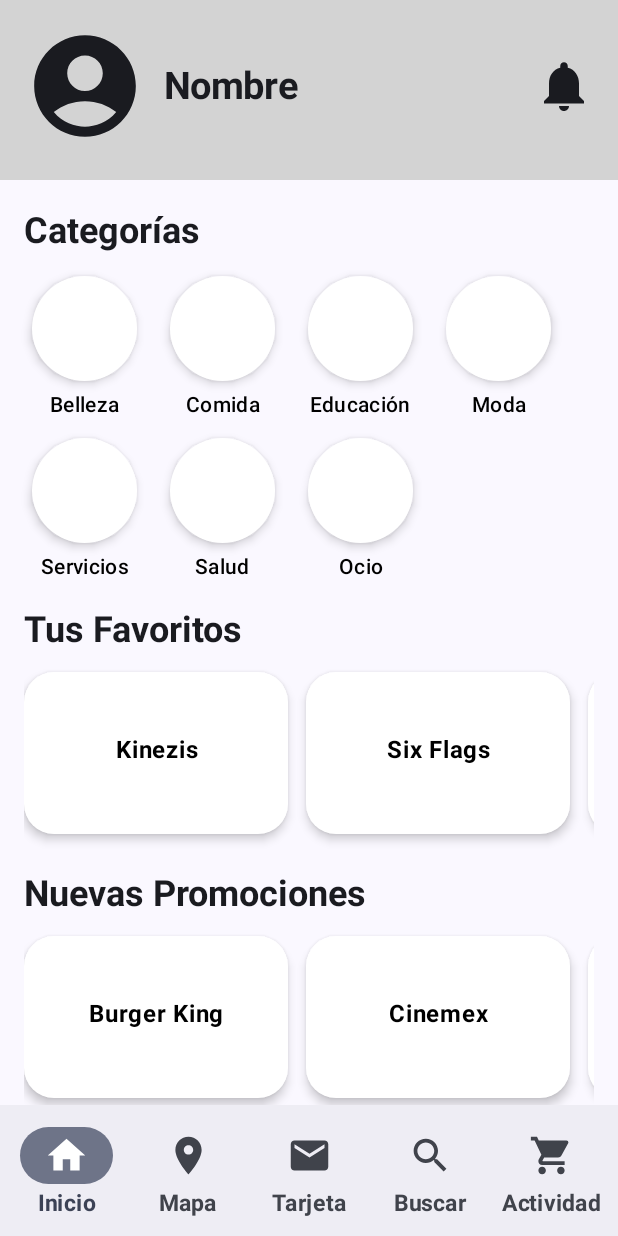
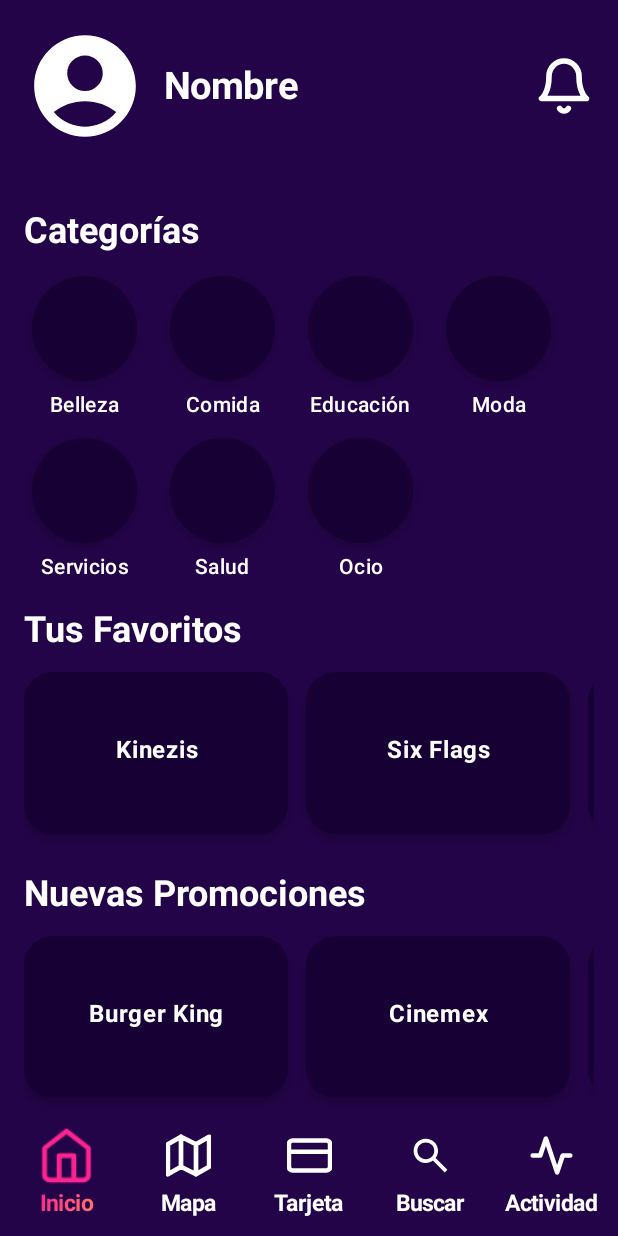
Before and after one commit to FernandaPat/BeneficioApp, an Android app built with Jetpack Compose: the screen it shows after launch (MainActivity), on a phone screen of 412 x 824 dp. Run offline under Robolectric (Android 15) with nearby library versions, the phone set to English and light mode, and no system bars; 1 statement that could not run was skipped.

Commit message:
Iconos y colores Home-Page

```diff
--- a/app/src/main/java/mx/mfpp/beneficioapp/view/InicioPage.kt
+++ b/app/src/main/java/mx/mfpp/beneficioapp/view/InicioPage.kt
@@ -1,5 +1,6 @@
 package mx.mfpp.beneficioapp.view
 
+import mx.mfpp.beneficioapp.R
 import androidx.compose.foundation.background
 import androidx.compose.foundation.layout.Arrangement
 import androidx.compose.foundation.layout.Box
@@ -18,7 +19,6 @@ import androidx.compose.foundation.shape.RoundedCornerShape
 import androidx.compose.foundation.verticalScroll
 import androidx.compose.material.icons.Icons
 import androidx.compose.material.icons.filled.AccountCircle
-import androidx.compose.material.icons.filled.Notifications
 import androidx.compose.material3.Card
 import androidx.compose.material3.CardDefaults
 import androidx.compose.material3.ExperimentalMaterial3Api
@@ -31,6 +31,7 @@ import androidx.compose.runtime.Composable
 import androidx.compose.ui.Alignment
 import androidx.compose.ui.Modifier
 import androidx.compose.ui.graphics.Color
+import androidx.compose.ui.res.painterResource
 import androidx.compose.ui.text.font.FontWeight
 import androidx.compose.ui.text.style.TextAlign
 import androidx.compose.ui.tooling.preview.Preview
@@ -94,7 +95,8 @@ fun InicioPage(navController: NavController, modifier: Modifier = Modifier) {
         topBar = { HomeTopBar() }
     ) { paddingValues ->
         Column(
-            modifier = Modifier
+            modifier = Modifier.
+                background(Color(0xFF230448))
                 .fillMaxSize()
                 .padding(paddingValues)
                 .verticalScroll(rememberScrollState())
@@ -135,7 +137,8 @@ fun SeccionHorizontal(
             text = titulo,
             style = MaterialTheme.typography.headlineSmall.copy(
                 fontWeight = FontWeight.Bold,
-                fontSize = 24.sp
+                fontSize = 24.sp,
+                color = Color.White
             ),
             modifier = Modifier.padding(bottom = 12.dp)
         )
@@ -158,7 +161,7 @@ fun CardItemHorizontal(promocion: Promocion){
             .size(width = 176.dp, height = 108.dp),
         shape = RoundedCornerShape(20.dp),
         elevation = CardDefaults.cardElevation(defaultElevation = 4.dp),
-        colors = CardDefaults.cardColors(containerColor = Color.White)
+        colors = CardDefaults.cardColors(containerColor = Color(0xFF170033))
     ) {
         Box(
             modifier = Modifier
@@ -174,9 +177,9 @@ fun CardItemHorizontal(promocion: Promocion){
                     text = promocion.nombre,
                     style = MaterialTheme.typography.bodyLarge.copy(
                         fontWeight = FontWeight.Bold,
-                        fontSize = 16.sp
+                        fontSize = 16.sp,
                     ),
-                    color = Color.Black,
+                    color = Color.White,
                     textAlign = TextAlign.Center,
                     modifier = Modifier.padding(bottom = 4.dp)
                 )
@@ -208,7 +211,8 @@ fun Categorias() {
             text = "Categorías",
             style = MaterialTheme.typography.headlineMedium.copy(
                 fontWeight = FontWeight.Bold,
-                fontSize = 24.sp
+                fontSize = 24.sp,
+                color = Color.White
             ),
             modifier = Modifier.padding(bottom = 12.dp)
         )
@@ -235,12 +239,12 @@ fun Categorias() {
                         style = MaterialTheme.typography.bodyMedium.copy(
                             fontWeight = FontWeight.Medium,
                             fontSize = 14.sp,
-                            textAlign = TextAlign.Center
+                            textAlign = TextAlign.Center,
                         ),
                         modifier = Modifier
                             .padding(top = 6.dp)
                             .width(80.dp),
-                        color = Color.Black
+                        color = Color.White
                     )
                 }
             }
@@ -269,7 +273,7 @@ fun Categorias() {
                         modifier = Modifier
                             .padding(top = 6.dp)
                             .width(80.dp),
-                        color = Color.Black
+                        color = Color.White
                     )
                 }
             }
@@ -285,7 +289,7 @@ fun ItemCategoriaCirculo(categoria: Categoria) {
             .size(70.dp),
         shape = RoundedCornerShape(100.dp),
         elevation = CardDefaults.cardElevation(defaultElevation = 4.dp),
-        colors = CardDefaults.cardColors(containerColor = Color.White)
+        colors = CardDefaults.cardColors(containerColor = Color(0xFF170033))
     ) {
         Box(
             modifier = Modifier
@@ -306,7 +310,7 @@ fun HomeTopBar(modifier: Modifier = Modifier) {
         modifier = modifier
             .fillMaxWidth()
             .height(barHeight)
-            .background(Color(211,211,211))
+            .background(Color(0xF230448))
             .padding(bottom = 16.dp)
     ) {
         Row(
@@ -325,13 +329,16 @@ fun HomeTopBar(modifier: Modifier = Modifier) {
                     contentDescription = "Foto de perfil",
                     modifier = Modifier
                         .size(93.dp)
-                        .padding(end = 12.dp)
+                        .padding(end = 12.dp),
+                    tint = Color.White
                 )
                 Text(
                     text = "Nombre",
                     style = MaterialTheme.typography.headlineSmall.copy(
                         fontWeight = FontWeight.Bold,
-                        fontSize = 25.sp
+                        fontSize = 25.sp,
+                        color = Color.White
+
                     )
                 )
             }
@@ -343,10 +350,12 @@ fun HomeTopBar(modifier: Modifier = Modifier) {
                 modifier = Modifier.size(40.dp)
             ) {
                 Icon(
-                    imageVector = Icons.Default.Notifications,
+                    painter = painterResource(id = R.drawable.bell),
                     contentDescription = "Notificaciones",
-                    modifier = Modifier.size(40.dp)
+                    modifier = Modifier.size(40.dp),
+                    tint = Color.White
                 )
+
             }
         }
     }
--- a/app/src/main/java/mx/mfpp/beneficioapp/view/MainActivity.kt
+++ b/app/src/main/java/mx/mfpp/beneficioapp/view/MainActivity.kt
@@ -5,17 +5,29 @@ import androidx.activity.ComponentActivity
 import androidx.activity.compose.setContent
 import androidx.activity.enableEdgeToEdge
 import androidx.activity.viewModels
+import androidx.compose.animation.core.animateFloatAsState
+import androidx.compose.foundation.background
 import androidx.compose.foundation.layout.fillMaxSize
+import androidx.compose.foundation.layout.fillMaxWidth
+import androidx.compose.foundation.layout.height
 import androidx.compose.foundation.layout.padding
 import androidx.compose.foundation.layout.size
 import androidx.compose.material3.BottomAppBar
 import androidx.compose.material3.Icon
+import androidx.compose.material3.MaterialTheme
 import androidx.compose.material3.NavigationBarItem
+import androidx.compose.material3.NavigationBarItemDefaults
 import androidx.compose.material3.Scaffold
 import androidx.compose.material3.Text
 import androidx.compose.runtime.Composable
 import androidx.compose.runtime.getValue
 import androidx.compose.ui.Modifier
+import androidx.compose.ui.draw.drawWithCache
+import androidx.compose.ui.graphics.Brush
+import androidx.compose.ui.graphics.Color
+import androidx.compose.ui.graphics.graphicsLayer
+import androidx.compose.ui.res.painterResource
+import androidx.compose.ui.text.TextStyle
 import androidx.compose.ui.text.font.FontWeight
 import androidx.compose.ui.tooling.preview.Preview
 import androidx.compose.ui.unit.dp
@@ -84,43 +96,73 @@ fun AppNavHost(beneficioJovenVM: BeneficioJovenVM, navController: NavHostControl
 
 @Composable
 fun AppBottomBar(navController: NavHostController) {
-    BottomAppBar (
-        modifier = Modifier.size(width = 412.dp, height = 87.dp)
-    ){
+    BottomAppBar(
+        modifier = Modifier
+            .fillMaxWidth()
+            .height(87.dp),
+        containerColor = Color(0xFF230448) // morado
+    ) {
         val pilaNavegacion by navController.currentBackStackEntryAsState()
         val pantallaActual = pilaNavegacion?.destination
 
         Pantalla.listaPantallas.forEach { pantalla ->
+            val isSelected = pantallaActual?.route == pantalla.ruta
+
+            // Animación de escala para el icono
+            val scale by animateFloatAsState(targetValue = if (isSelected) 1.3f else 1f)
+
+            // Gradiente para el label
+            val gradientBrush = Brush.linearGradient(
+                colors = listOf(Color(0xFFFF2291), Color(0xFFFF7867))
+            )
+
             NavigationBarItem(
-                selected = pantallaActual?.route == pantalla.ruta,
+                selected = isSelected,
                 onClick = {
                     navController.navigate(pantalla.ruta) {
                         popUpTo(navController.graph.startDestinationId) {
                             saveState = true
                             inclusive = true
                         }
-
                         restoreState = true
                         launchSingleTop = true
                     }
+                },
+                icon = {
+                    Icon(
+                        painter = painterResource(id = pantalla.iconoResId),
+                        contentDescription = pantalla.etiqueta,
+                        modifier = Modifier
+                            .size(30.dp)
+                            .graphicsLayer { scaleX = scale; scaleY = scale },
+                        tint = if (isSelected) Color(0xFFFF2291) else Color.White
+                    )
                 },
                 label = {
                     Text(
                         pantalla.etiqueta,
                         fontSize = 15.sp,
-                        fontWeight = FontWeight.Bold) },
-                icon = {
-                    Icon(
-                        pantalla.icono,
-                        pantalla.etiqueta,
-                        modifier = Modifier.size(30.dp)
+                        fontWeight = FontWeight.Bold,
+                        style = if (isSelected) {
+                            TextStyle(brush = gradientBrush)
+                        } else {
+                            TextStyle(color = Color.White)
+                        }
                     )
                 },
-                alwaysShowLabel = true
+                alwaysShowLabel = true,
+                colors = NavigationBarItemDefaults.colors(
+                    selectedIconColor = Color.White, // se ignora
+                    unselectedIconColor = Color.White,
+                    selectedTextColor = Color.White, // se ignora
+                    unselectedTextColor = Color.White,
+                    indicatorColor = Color.Transparent
+                )
             )
         }
     }
 }
+
 
 @Preview(showBackground = true)
 @Composable
--- a/app/src/main/java/mx/mfpp/beneficioapp/view/Pantallas.kt
+++ b/app/src/main/java/mx/mfpp/beneficioapp/view/Pantallas.kt
@@ -1,46 +1,37 @@
 package mx.mfpp.beneficioapp.view
 
-import androidx.compose.material.icons.Icons
-import androidx.compose.material.icons.filled.Email
-import androidx.compose.material.icons.filled.Home
-import androidx.compose.material.icons.filled.LocationOn
-import androidx.compose.material.icons.filled.Search
-import androidx.compose.material.icons.filled.ShoppingCart
-import androidx.compose.ui.graphics.vector.ImageVector
-import kotlin.random.Random
+import mx.mfpp.beneficioapp.R
+import androidx.compose.ui.res.painterResource
 
 sealed class Pantalla(
     val ruta: String,
     val etiqueta: String,
-    val icono: ImageVector
-)
-{
-    companion object { // miembros estaticos
+    val iconoResId: Int
+) {
+    companion object {
+        val listaPantallas = listOf(
+            BeneficioJovenINICIO,
+            BeneficioJovenMAPA,
+            BeneficioJovenTARJETA,
+            BeneficioJovenBUSCAR,
+            BeneficioJovenACTIVIDAD
+        )
 
-        var listaPantallas = listOf(BeneficioJovenINICIO,
-                                    BeneficioJovenMAPA,
-                                    BeneficioJovenTARJETA,
-                                    BeneficioJovenBUSCAR,
-                                    BeneficioJovenACTIVIDAD)
         const val RUTA_INICIO_APP = "InicioPage"
         const val RUTA_MAPA_APP = "MapaPage"
         const val RUTA_TARJETA_APP = "Tarjeta"
         const val RUTA_BUSCAR_APP = "Buscar"
         const val RUTA_ACTIVIDAD_APP = "Actividad"
-
     }
 
-    data object BeneficioJovenINICIO:
-            Pantalla(RUTA_INICIO_APP, "Inicio", Icons.Default.Home)
-    data object BeneficioJovenMAPA:
-            Pantalla(RUTA_MAPA_APP, "Mapa", Icons.Default.LocationOn) // Cambiar Icono a un Mapa
-
-    data object BeneficioJovenTARJETA:
-            Pantalla(RUTA_TARJETA_APP, "Tarjeta", Icons.Default.Email) // Cambiar Icono a una Tarjeta
-
-    data object BeneficioJovenBUSCAR:
-            Pantalla(RUTA_BUSCAR_APP, "Buscar", Icons.Default.Search)
-
-    data object BeneficioJovenACTIVIDAD:
-            Pantalla(RUTA_ACTIVIDAD_APP, "Actividad", Icons.Default.ShoppingCart) // Cambiar Icono a el de Figma
+    object BeneficioJovenINICIO:
+        Pantalla(RUTA_INICIO_APP, "Inicio", R.drawable.home)
+    object BeneficioJovenMAPA:
+        Pantalla(RUTA_MAPA_APP, "Mapa", R.drawable.map)
+    object BeneficioJovenTARJETA:
+        Pantalla(RUTA_TARJETA_APP, "Tarjeta", R.drawable.credit_card)
+    object BeneficioJovenBUSCAR:
+        Pantalla(RUTA_BUSCAR_APP, "Buscar", R.drawable.search)
+    object BeneficioJovenACTIVIDAD:
+        Pantalla(RUTA_ACTIVIDAD_APP, "Actividad", R.drawable.activity)
 }
--- /dev/null
+++ b/app/src/main/res/drawable/activity.xml
@@ -0,0 +1,13 @@
+<vector xmlns:android="http://schemas.android.com/apk/res/android"
+    android:width="24dp"
+    android:height="24dp"
+    android:viewportWidth="24"
+    android:viewportHeight="24">
+  <path
+      android:pathData="M22,12H18L15,21L9,3L6,12H2"
+      android:strokeLineJoin="round"
+      android:strokeWidth="2.5"
+      android:fillColor="#00000000"
+      android:strokeColor="#ffffff"
+      android:strokeLineCap="round"/>
+</vector>
--- /dev/null
+++ b/app/src/main/res/drawable/bell.xml
@@ -0,0 +1,13 @@
+<vector xmlns:android="http://schemas.android.com/apk/res/android"
+    android:width="32dp"
+    android:height="32dp"
+    android:viewportWidth="32"
+    android:viewportHeight="32">
+  <path
+      android:pathData="M18.307,28C18.072,28.404 17.736,28.74 17.331,28.973C16.926,29.206 16.467,29.329 16,29.329C15.533,29.329 15.074,29.206 14.669,28.973C14.264,28.74 13.928,28.404 13.693,28M24,10.667C24,8.545 23.157,6.51 21.657,5.01C20.157,3.509 18.122,2.667 16,2.667C13.878,2.667 11.843,3.509 10.343,5.01C8.843,6.51 8,8.545 8,10.667C8,20 4,22.667 4,22.667H28C28,22.667 24,20 24,10.667Z"
+      android:strokeLineJoin="round"
+      android:strokeWidth="3"
+      android:fillColor="#00000000"
+      android:strokeColor="#ffffff"
+      android:strokeLineCap="round"/>
+</vector>
--- /dev/null
+++ b/app/src/main/res/drawable/credit_card.xml
@@ -0,0 +1,17 @@
+<vector xmlns:android="http://schemas.android.com/apk/res/android"
+    android:width="24dp"
+    android:height="24dp"
+    android:viewportWidth="24"
+    android:viewportHeight="24">
+  <group>
+    <clip-path
+        android:pathData="M0,0h24v24h-24z"/>
+    <path
+        android:pathData="M1,10H23M3,4H21C22.105,4 23,4.895 23,6V18C23,19.105 22.105,20 21,20H3C1.895,20 1,19.105 1,18V6C1,4.895 1.895,4 3,4Z"
+        android:strokeLineJoin="round"
+        android:strokeWidth="2.5"
+        android:fillColor="#00000000"
+        android:strokeColor="#ffffff"
+        android:strokeLineCap="round"/>
+  </group>
+</vector>
--- /dev/null
+++ b/app/src/main/res/drawable/home.xml
@@ -0,0 +1,13 @@
+<vector xmlns:android="http://schemas.android.com/apk/res/android"
+    android:width="24dp"
+    android:height="24dp"
+    android:viewportWidth="24"
+    android:viewportHeight="24">
+  <path
+      android:pathData="M9,22V12H15V22M3,9L12,2L21,9V20C21,20.53 20.789,21.039 20.414,21.414C20.039,21.789 19.53,22 19,22H5C4.47,22 3.961,21.789 3.586,21.414C3.211,21.039 3,20.53 3,20V9Z"
+      android:strokeLineJoin="round"
+      android:strokeWidth="2"
+      android:fillColor="#00000000"
+      android:strokeColor="#ffffff"
+      android:strokeLineCap="round"/>
+</vector>
--- /dev/null
+++ b/app/src/main/res/drawable/map.xml
@@ -0,0 +1,17 @@
+<vector xmlns:android="http://schemas.android.com/apk/res/android"
+    android:width="24dp"
+    android:height="24dp"
+    android:viewportWidth="24"
+    android:viewportHeight="24">
+  <group>
+    <clip-path
+        android:pathData="M0,0h24v24h-24z"/>
+    <path
+        android:pathData="M8,18L1,22V6L8,2M8,18L16,22M8,18V2M16,22L23,18V2L16,6M16,22V6M16,6L8,2"
+        android:strokeLineJoin="round"
+        android:strokeWidth="2.5"
+        android:fillColor="#00000000"
+        android:strokeColor="#ffffff"
+        android:strokeLineCap="round"/>
+  </group>
+</vector>
--- /dev/null
+++ b/app/src/main/res/drawable/search.xml
@@ -0,0 +1,9 @@
+<vector xmlns:android="http://schemas.android.com/apk/res/android"
+    android:width="24dp"
+    android:height="24dp"
+    android:viewportWidth="24"
+    android:viewportHeight="24">
+  <path
+      android:pathData="M19.6,21L13.3,14.7C12.8,15.1 12.225,15.417 11.575,15.65C10.925,15.883 10.233,16 9.5,16C7.683,16 6.146,15.371 4.887,14.113C3.629,12.854 3,11.317 3,9.5C3,7.683 3.629,6.146 4.887,4.887C6.146,3.629 7.683,3 9.5,3C11.317,3 12.854,3.629 14.113,4.887C15.371,6.146 16,7.683 16,9.5C16,10.233 15.883,10.925 15.65,11.575C15.417,12.225 15.1,12.8 14.7,13.3L21,19.6L19.6,21ZM9.5,14C10.75,14 11.813,13.563 12.688,12.688C13.563,11.813 14,10.75 14,9.5C14,8.25 13.563,7.188 12.688,6.313C11.813,5.438 10.75,5 9.5,5C8.25,5 7.188,5.438 6.313,6.313C5.438,7.188 5,8.25 5,9.5C5,10.75 5.438,11.813 6.313,12.688C7.188,13.563 8.25,14 9.5,14Z"
+      android:fillColor="#ffffff"/>
+</vector>
```
